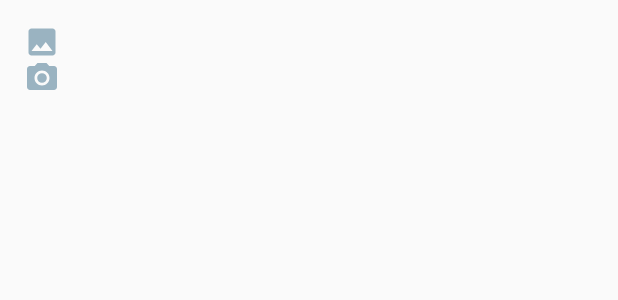
After one commit to LinusIlbratt/familyshoppingapp, an Android app: the layout product_popup.xml on its own in the app's theme, with its tools: preview values and no code run, on a phone screen of 412 x 824 dp. The commit adds this screen. Shown: the top 300 px of the screen. Run offline under Robolectric (Android 15) with nearby library versions, the phone set to English and light mode, and no system bars.

Commit message:
added function so you can click on the product names

```diff
--- a/app/src/main/java/com/example/familyshoppingapp/ProductAdapter.kt
+++ b/app/src/main/java/com/example/familyshoppingapp/ProductAdapter.kt
@@ -9,11 +9,11 @@ import android.view.ViewGroup
 import android.widget.Button
 import android.widget.EditText
 import android.widget.ImageButton
+import android.widget.ImageView
 import android.widget.TextView
 import androidx.appcompat.app.AlertDialog
 import androidx.recyclerview.widget.RecyclerView
 import com.google.firebase.firestore.CollectionReference
-import com.google.firebase.firestore.DocumentId
 
 class ProductAdapter(
     private val productsRef: CollectionReference,
@@ -44,6 +44,10 @@ class ProductAdapter(
         holder.buttonAdd.setOnClickListener {
             currentItem.quantity += 1
             holder.amountTextView.text = "x${currentItem.quantity}"
+        }
+
+        holder.textViewProductName.setOnClickListener {
+            showProductPopup(holder.itemView.context, currentItem)
         }
 
         holder.buttonSubtract.setOnClickListener {
@@ -160,4 +164,15 @@ class ProductAdapter(
         notifyDataSetChanged() // Informera adaptern om att datan har ändrats
     }
 
+    private fun showProductPopup(context: Context, item: ShoppingItem) {
+        val builder = AlertDialog.Builder(context)
+        val inflater = LayoutInflater.from(context)
+        val dialogLayout = inflater.inflate(R.layout.product_popup, null)
+        // ... konfiguration av din ImageView
+
+        builder.setView(dialogLayout)
+            .setPositiveButton("Close", null)
+            .show()
+    }
+
 }
--- /dev/null
+++ b/app/src/main/res/drawable/baseline_camera_alt_24.xml
@@ -0,0 +1,6 @@
+<vector android:height="24dp" android:tint="#9AB3C1"
+    android:viewportHeight="24" android:viewportWidth="24"
+    android:width="24dp" xmlns:android="http://schemas.android.com/apk/res/android">
+    <path android:fillColor="@android:color/white" android:pathData="M12,12m-3.2,0a3.2,3.2 0,1 1,6.4 0a3.2,3.2 0,1 1,-6.4 0"/>
+    <path android:fillColor="@android:color/white" android:pathData="M9,2L7.17,4L4,4c-1.1,0 -2,0.9 -2,2v12c0,1.1 0.9,2 2,2h16c1.1,0 2,-0.9 2,-2L22,6c0,-1.1 -0.9,-2 -2,-2h-3.17L15,2L9,2zM12,17c-2.76,0 -5,-2.24 -5,-5s2.24,-5 5,-5 5,2.24 5,5 -2.24,5 -5,5z"/>
+</vector>
--- /dev/null
+++ b/app/src/main/res/drawable/baseline_image_24.xml
@@ -0,0 +1,5 @@
+<vector android:height="24dp" android:tint="#9AB3C1"
+    android:viewportHeight="24" android:viewportWidth="24"
+    android:width="24dp" xmlns:android="http://schemas.android.com/apk/res/android">
+    <path android:fillColor="@android:color/white" android:pathData="M21,19V5c0,-1.1 -0.9,-2 -2,-2H5c-1.1,0 -2,0.9 -2,2v14c0,1.1 0.9,2 2,2h14c1.1,0 2,-0.9 2,-2zM8.5,13.5l2.5,3.01L14.5,12l4.5,6H5l3.5,-4.5z"/>
+</vector>
--- /dev/null
+++ b/app/src/main/res/layout/product_popup.xml
@@ -0,0 +1,20 @@
+<?xml version="1.0" encoding="utf-8"?>
+<LinearLayout xmlns:android="http://schemas.android.com/apk/res/android"
+    android:layout_width="wrap_content"
+    android:layout_height="wrap_content"
+    android:orientation="vertical"
+    android:padding="16dp">
+
+    <ImageView
+        android:id="@+id/galleryIcon"
+        android:layout_width="wrap_content"
+        android:layout_height="wrap_content"
+        android:src="@drawable/baseline_image_24" />
+
+    <ImageView
+        android:id="@+id/cameraIcon"
+        android:layout_width="wrap_content"
+        android:layout_height="wrap_content"
+        android:src="@drawable/baseline_camera_alt_24" />
+
+</LinearLayout>
```
